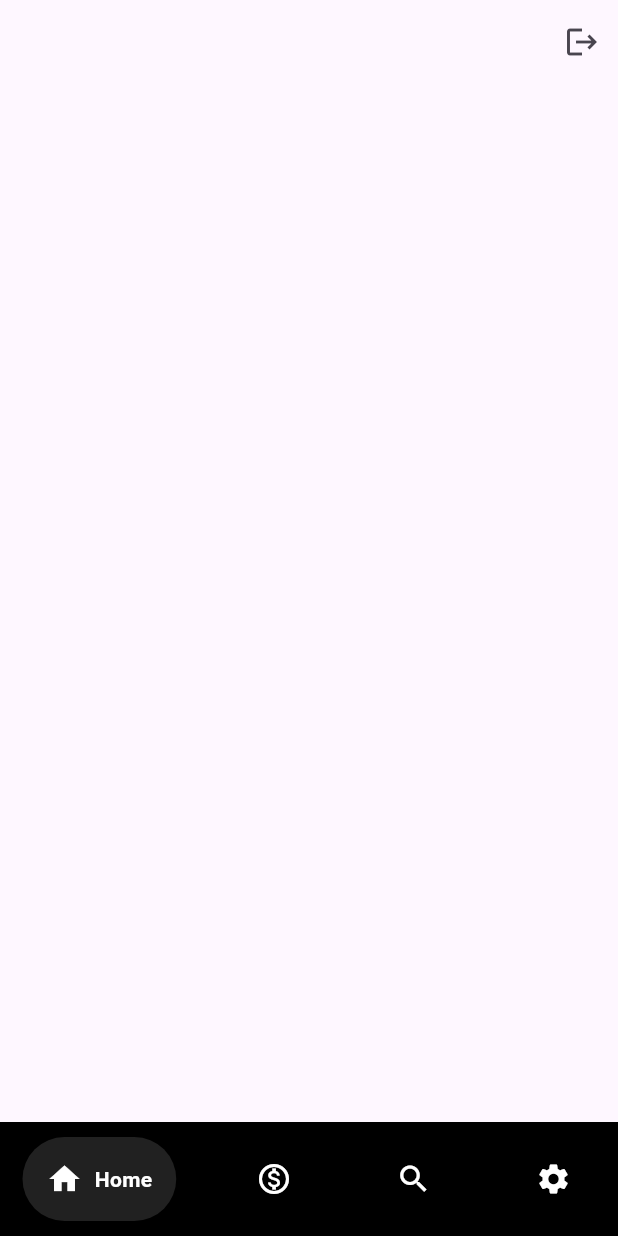
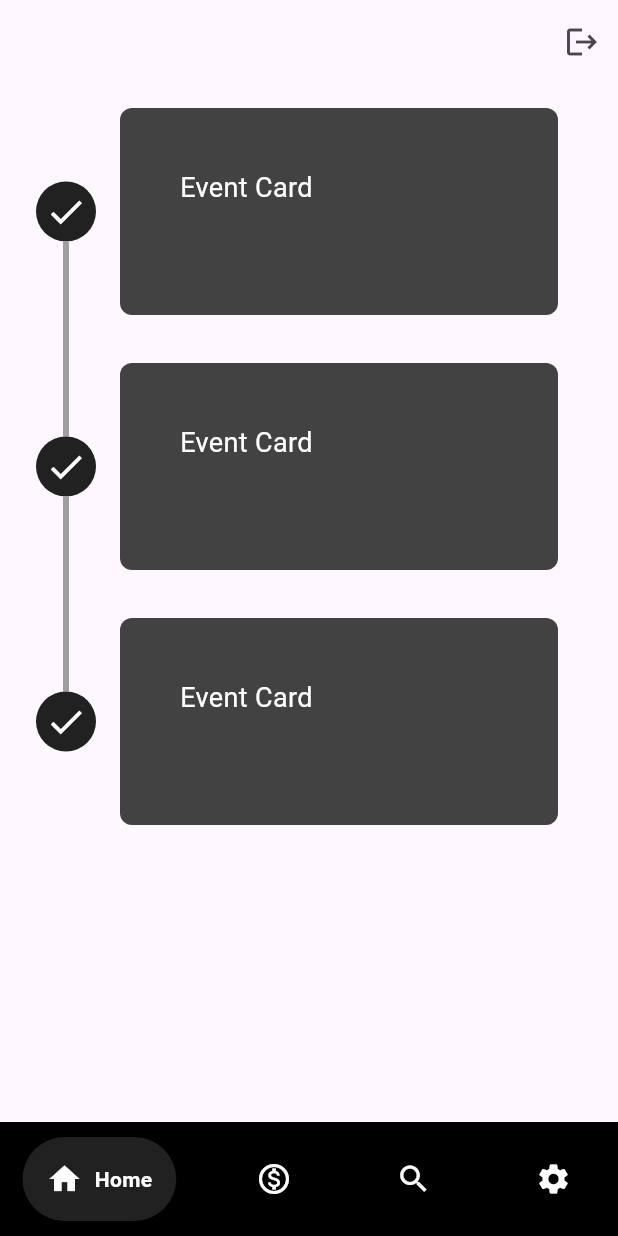
Before and after one commit to Sanket80/Aid-Avengers, a Flutter app: the screen it shows once a user with an empty profile is signed in, on a phone screen of 412 x 824 dp. Run offline on Flutter 3.47's test engine with Material 3 defaults, Android fonts, the phone set to English and light mode, and no system bars; drawn by our look-alikes of google_nav_bar, timeline_tile; our stand-ins replace cloud_firestore, firebase_auth, firebase_core, firebase_messaging, youtube_player_flutter; accounts and stored records are empty; network calls fail.

Commit message:
Timeline UI Completed

```diff
--- /dev/null
+++ b/lib/Widgets/event_card.dart
@@ -0,0 +1,21 @@
+import 'package:flutter/material.dart';
+
+class EventCard extends StatelessWidget {
+  const EventCard({super.key});
+
+  @override
+  Widget build(BuildContext context) {
+    return Container(
+      margin: EdgeInsets.all(16),
+      padding: EdgeInsets.all(40),
+      decoration: BoxDecoration(
+        color: Colors.grey[800],
+        borderRadius: BorderRadius.circular(8),
+      ),
+      child: Text('Event Card',style: TextStyle(
+        color: Colors.white,
+        fontSize: 18,
+      ),),
+    );
+  }
+}
--- a/lib/main.dart
+++ b/lib/main.dart
@@ -30,6 +30,7 @@ class MyApp extends StatelessWidget {
       theme: ThemeData(
         primarySwatch: Colors.blue,
       ),
+      debugShowCheckedModeBanner: false,
       home: MainPage(),
     );
   }
--- a/lib/pages/donation_screen.dart
+++ b/lib/pages/donation_screen.dart
@@ -1,4 +1,4 @@
-import 'package:bluebit1/auth/donation_card.dart';
+import 'package:bluebit1/Widgets/donation_card.dart';
 import 'package:bluebit1/auth/mainpage.dart';
 import 'package:flutter/material.dart';
 import 'package:google_nav_bar/google_nav_bar.dart';
--- a/lib/pages/homepage.dart
+++ b/lib/pages/homepage.dart
@@ -2,6 +2,7 @@ import 'package:bluebit1/auth/mainpage.dart';
 import 'package:bluebit1/pages/Awarness.dart';
 import 'package:bluebit1/pages/donation_screen.dart';
 import 'package:bluebit1/read%20data/get_user_name.dart';
+import 'package:bluebit1/read%20data/timeline.dart';
 import 'package:cloud_firestore/cloud_firestore.dart';
 import 'package:firebase_auth/firebase_auth.dart';
 import 'package:flutter/material.dart';
@@ -50,31 +51,15 @@ class _HomePageState extends State<HomePage> {
         ],
       ),
       body: Center(
-        child: Column(
-          mainAxisAlignment: MainAxisAlignment.center,
-          children: [
-            Expanded(
-                child: FutureBuilder(
-                    future: getDocIds(),
-                    builder: (context, snapshot) {
-                      if (snapshot.connectionState == ConnectionState.done) {
-                        return ListView.builder(
-                          itemCount: docIds.length,
-                          itemBuilder: (context, index) {
-                            return Padding(
-                              padding: const EdgeInsets.all(8.0),
-                              child: ListTile(
-                                title: GetUserName(documentId: docIds[index]),
-                                tileColor: Colors.grey[200],
-                              ),
-                            );
-                          },
-                        );
-                      } else {
-                        return Center(child: CircularProgressIndicator());
-                      }
-                    })),
-          ],
+        child: Padding(
+          padding: const EdgeInsets.symmetric(horizontal: 24),
+          child: ListView(
+            children: [
+              TimeLine(isFirst: true, isLast: false, isPast: true),
+              TimeLine(isFirst: false, isLast: false, isPast: true),
+              TimeLine(isFirst: false, isLast: true, isPast: false),
+            ],
+          ),
         ),
       ),
       bottomNavigationBar: Container(
--- /dev/null
+++ b/lib/read data/timeline.dart
@@ -0,0 +1,35 @@
+import 'package:bluebit1/Widgets/event_card.dart';
+import 'package:flutter/material.dart';
+import 'package:timeline_tile/timeline_tile.dart';
+
+class TimeLine extends StatelessWidget {
+  final bool isFirst;
+  final bool isLast;
+  final bool isPast;
+
+  const TimeLine({super.key,required this.isFirst,required this.isLast,required this.isPast});
+
+  @override
+  Widget build(BuildContext context) {
+    return SizedBox(
+      height: 170,
+      child: TimelineTile(
+        isFirst: isFirst,
+        isLast: isLast,
+
+        beforeLineStyle: const LineStyle(
+          color: Colors.grey,
+        ),
+        indicatorStyle: IndicatorStyle(
+          width:40,
+          color: Colors.black87,
+          iconStyle: IconStyle(
+            color: Colors.white,
+            iconData: Icons.check,
+          ),
+        ),
+        endChild: EventCard(),
+      ),
+    );
+  }
+}
--- a/pubspec.yaml
+++ b/pubspec.yaml
@@ -42,6 +42,8 @@ dependencies:
   fluttertoast: ^8.2.4
   youtube_player_flutter: ^8.1.2
   firebase_messaging: ^14.7.15
+  awesome_notifications: ^0.9.2
+  timeline_tile: ^2.0.0
 
 dev_dependencies:
   flutter_test:
```
Also changed, not shown: lib/Widgets/donation_card.dart (renamed from lib/auth/donation_card.dart), pubspec.lock, 6 other files.
